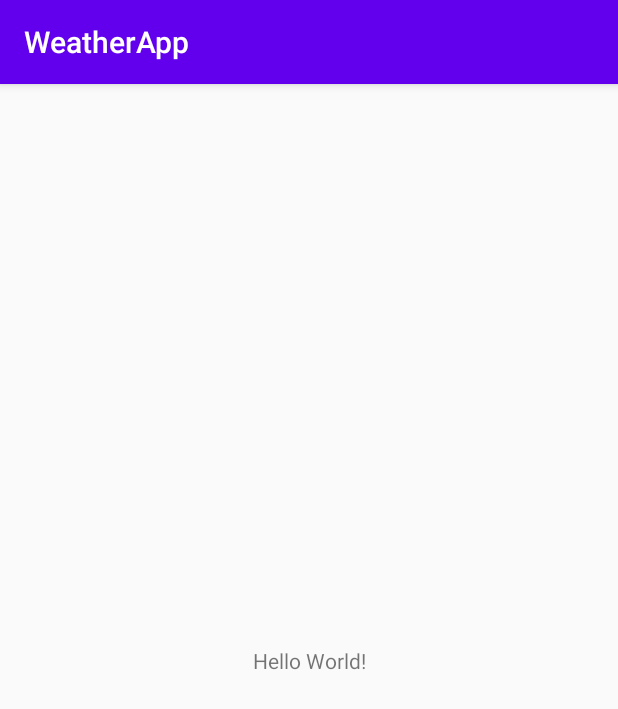
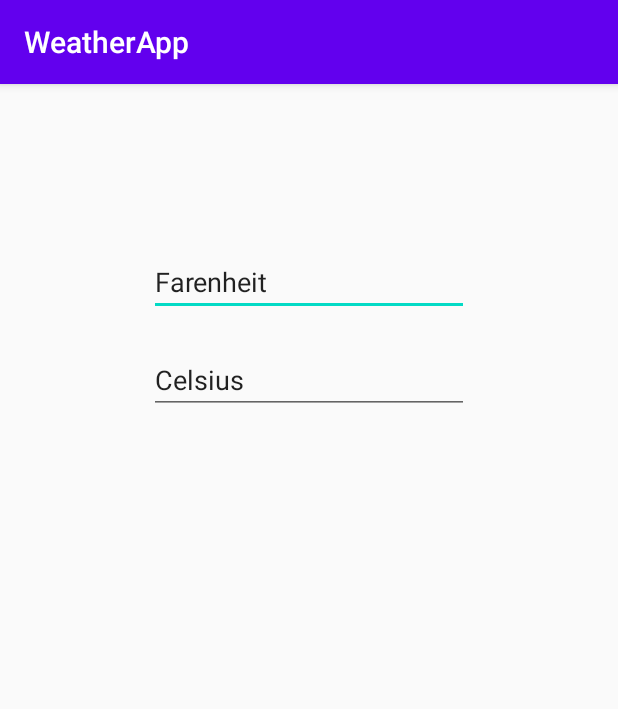
Before and after one commit to jkwok2/WeatherApp, an Android app: the screen it shows after launch (MainActivity), on a phone screen of 412 x 824 dp. Shown: the top 709 px of the screen. Run offline under Robolectric (Android 15) with nearby library versions, the phone set to English and light mode, and no system bars.

Commit message:
added temp converter

```diff
--- a/app/src/main/java/com/example/weatherapp/MainActivity.java
+++ b/app/src/main/java/com/example/weatherapp/MainActivity.java
@@ -3,12 +3,69 @@ package com.example.weatherapp;
 import androidx.appcompat.app.AppCompatActivity;
 
 import android.os.Bundle;
+import android.text.Editable;
+import android.text.TextWatcher;
+import android.view.View;
+import android.widget.Button;
+import android.widget.EditText;
+import android.widget.TextView;
 
 public class MainActivity extends AppCompatActivity {
+    EditText tempF;
+    EditText tempC;
+    TextView result;
+
 
     @Override
     protected void onCreate(Bundle savedInstanceState) {
         super.onCreate(savedInstanceState);
         setContentView(R.layout.activity_main);
+        tempF = (EditText) findViewById(R.id.tempF);
+        tempC = (EditText) findViewById(R.id.tempC);
+        result = (TextView) findViewById(R.id.result);
+        tempF.addTextChangedListener(new TextWatcher() {
+            @Override
+            public void beforeTextChanged(CharSequence charSequence, int i, int i1, int i2) {
+
+            }
+            @Override
+            public void onTextChanged(CharSequence charSequence, int i, int i1, int i2) {
+                String input = tempF.getText().toString();
+                if (input.matches("[0-9]+")) {
+                    int farTemp = Integer.parseInt(input);
+                    int celTemp = (int) ((farTemp - 32) * 0.55);
+                    result.setText("The temperature in Farenheit is: " + farTemp + "\n C: " + celTemp);
+                } else {
+                    result.setText("not a valid temp");
+                }
+            }
+            @Override
+            public void afterTextChanged(Editable editable) {
+
+            }
+        });
+        tempC.addTextChangedListener(new TextWatcher() {
+            @Override
+            public void beforeTextChanged(CharSequence charSequence, int i, int i1, int i2) {
+
+            }
+
+            @Override
+            public void onTextChanged(CharSequence charSequence, int i, int i1, int i2) {
+                String input = tempC.getText().toString();
+                if (input.matches("[0-9]+")) {
+                    int celTemp = Integer.parseInt(input);
+                    int farTemp = (int) ((celTemp * 1.8) + 32);
+                    result.setText("F: " + farTemp + "\n C: " + celTemp);
+                } else {
+                    result.setText("not a valid temp");
+                }
+            }
+
+            @Override
+            public void afterTextChanged(Editable editable) {
+
+            }
+        });
     }
 }
--- a/app/src/main/res/layout/activity_main.xml
+++ b/app/src/main/res/layout/activity_main.xml
@@ -6,13 +6,40 @@
     android:layout_height="match_parent"
     tools:context=".MainActivity">
 
-    <TextView
+    <EditText
+        android:id="@+id/tempF"
         android:layout_width="wrap_content"
         android:layout_height="wrap_content"
-        android:text="Hello World!"
-        app:layout_constraintBottom_toBottomOf="parent"
-        app:layout_constraintLeft_toLeftOf="parent"
-        app:layout_constraintRight_toRightOf="parent"
-        app:layout_constraintTop_toTopOf="parent" />
+        android:layout_marginTop="109dp"
+        android:ems="10"
+        android:inputType="textPersonName"
+        android:text="@string/far"
+        app:layout_constraintEnd_toEndOf="parent"
+        app:layout_constraintStart_toStartOf="parent"
+        app:layout_constraintTop_toTopOf="parent"
+        android:autofillHints="" />
 
+    <EditText
+        android:id="@+id/tempC"
+        android:layout_width="wrap_content"
+        android:layout_height="wrap_content"
+        android:layout_marginTop="20dp"
+        android:ems="10"
+        android:inputType="textPersonName"
+        android:text="@string/cel"
+        app:layout_constraintStart_toStartOf="@+id/tempF"
+        app:layout_constraintTop_toBottomOf="@+id/tempF"
+        android:autofillHints="" />
+
+    <TextView
+        android:id="@+id/result"
+        android:layout_width="wrap_content"
+        android:layout_height="wrap_content"
+        android:layout_marginStart="16dp"
+        android:layout_marginTop="53dp"
+        android:textColor="#000000"
+        android:textColorHighlight="#FFFFFF"
+        android:textSize="@dimen/temp_display_size"
+        app:layout_constraintStart_toStartOf="@+id/tempC"
+        app:layout_constraintTop_toBottomOf="@+id/tempC" />
 </androidx.constraintlayout.widget.ConstraintLayout>
--- /dev/null
+++ b/app/src/main/res/values/dimensions.xml
@@ -0,0 +1,4 @@
+<?xml version="1.0" encoding="utf-8"?>
+<resources>
+    <dimen name="temp_display_size">32sp</dimen>
+</resources>
--- a/app/src/main/res/values/strings.xml
+++ b/app/src/main/res/values/strings.xml
@@ -1,3 +1,6 @@
 <resources>
     <string name="app_name">WeatherApp</string>
+    <string name="far">Farenheit</string>
+    <string name="cel">Celsius</string>
+    <string name="result">null</string>
 </resources>
```
